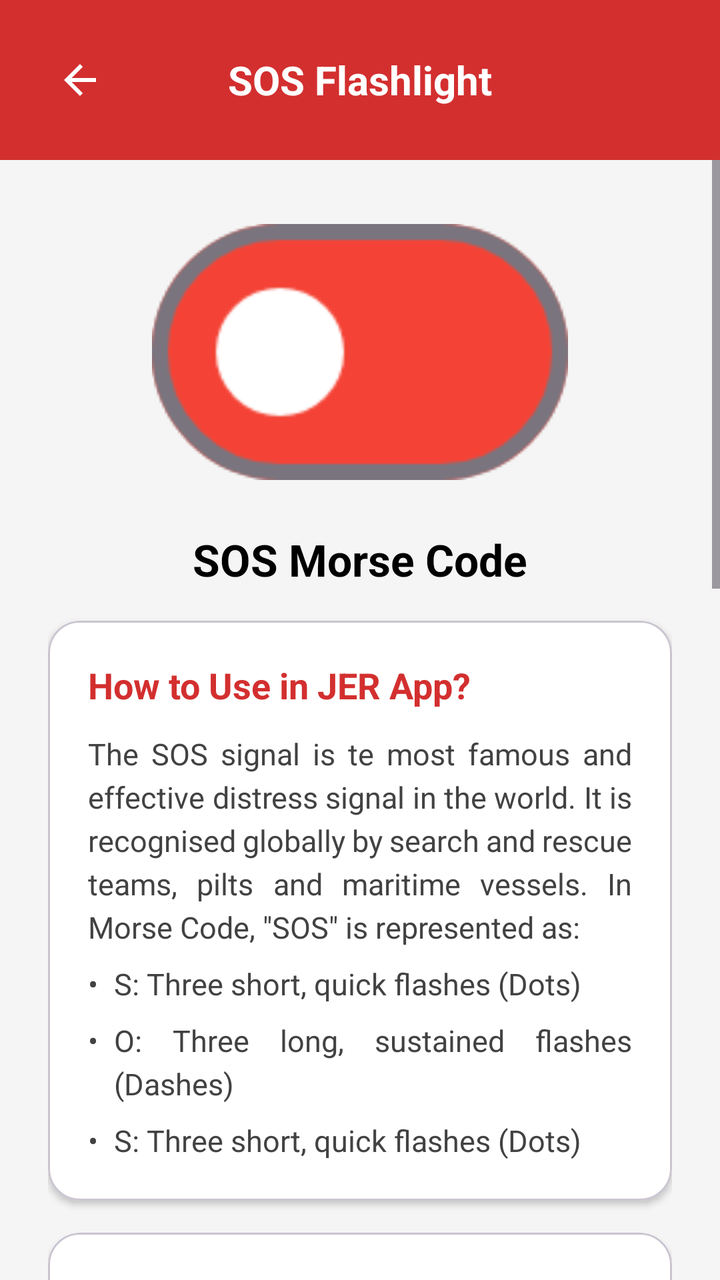
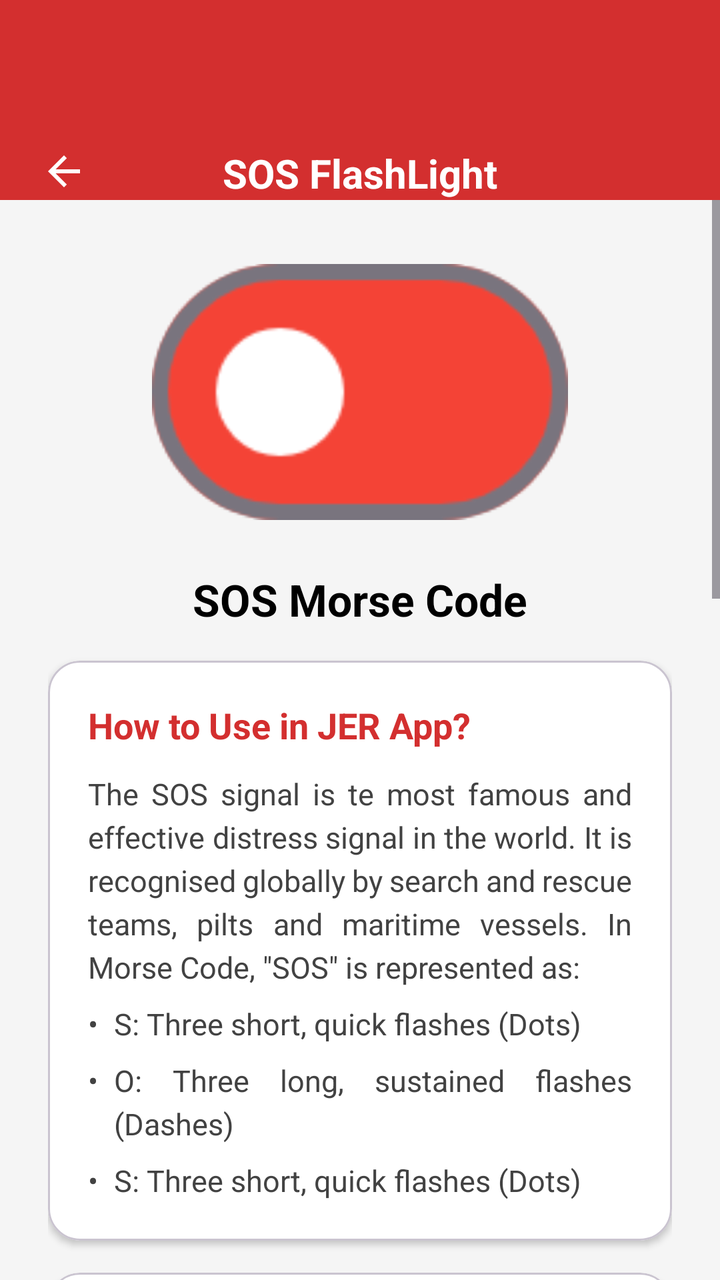

Screens rendered from an Android XML layout before and after an edit, with the pre-edit source and the edit as a unified diff.
<!-- AndroidManifest.xml: activity theme Theme.JERAPP -->
<!-- res/layout/activity_flashlight.xml -->
<?xml version="1.0" encoding="utf-8"?>
<LinearLayout
    xmlns:android="http://schemas.android.com/apk/res/android"
    xmlns:app="http://schemas.android.com/apk/res-auto"
    android:layout_width="match_parent"
    android:layout_height="match_parent"
    android:orientation="vertical"
    android:background="#F5F5F5">

    
    <RelativeLayout
        android:layout_width="match_parent"
        android:layout_height="80dp"
        android:background="@color/primary"
        android:paddingTop="20dp">
        <ImageButton
            android:id="@+id/btnBack"
            android:layout_width="48dp"
            android:layout_height="48dp"
            android:src="@drawable/ic_back"
            android:background="?attr/selectableItemBackgroundBorderless"
            android:layout_centerVertical="true"
            android:layout_marginStart="16dp" />
        <TextView
            android:layout_width="wrap_content"
            android:layout_height="wrap_content"
            android:text="SOS Flashlight"
            android:textColor="@color/white"
            android:textSize="20sp"
            android:textStyle="bold"
            android:layout_centerInParent="true" />
    </RelativeLayout>

    <ScrollView
        android:layout_width="match_parent"
        android:layout_height="match_parent">

        <LinearLayout
            android:layout_width="match_parent"
            android:layout_height="wrap_content"
            android:orientation="vertical"
            android:padding="24dp"
            android:gravity="center_horizontal">

            <com.google.android.material.materialswitch.MaterialSwitch
                android:id="@+id/switchFlashlight"
                android:layout_width="wrap_content"
                android:layout_height="wrap_content"
                android:layout_marginTop="48dp"
                android:scaleX="4"
                android:scaleY="4"
                app:thumbTint="@color/white"
                app:trackTint="@color/switch_track_selector"
                android:checked="false" />

            
            <TextView
                android:layout_width="match_parent"
                android:layout_height="wrap_content"
                android:layout_marginTop="65dp"
                android:gravity="center_horizontal"
                android:text="SOS Morse Code"
                android:textStyle="bold"
                android:textSize="22sp"
                android:textColor="@color/black" />

            <com.google.android.material.card.MaterialCardView
                android:layout_width="match_parent"
                android:layout_height="wrap_content"
                android:layout_marginTop="16dp"
                app:cardCornerRadius="16dp"
                app:cardElevation="2dp"
                app:cardBackgroundColor="@color/white">

                <LinearLayout
                    android:layout_width="match_parent"
                    android:layout_height="wrap_content"
                    android:orientation="vertical"
                    android:padding="20dp">

                    <TextView
                        android:layout_width="wrap_content"
                        android:layout_height="wrap_content"
                        android:text="How to Use in JER App?"
                        android:textColor="@color/primary"
                        android:textStyle="bold"
                        android:textSize="18sp" />

                    <TextView
                        android:layout_width="match_parent"
                        android:layout_height="wrap_content"
                        android:layout_marginTop="12dp"
                        android:text='The SOS signal is te most famous and effective distress signal in the world. It is recognised globally by search and rescue teams, pilts and maritime vessels. In Morse Code, "SOS" is represented as: '
                        android:justificationMode="inter_word"
                        android:textColor="#424242"
                        android:textSize="15sp"
                        android:lineSpacingExtra="4dp" />

                    <LinearLayout
                        android:layout_width="match_parent"
                        android:layout_height="wrap_content"
                        android:layout_marginTop="8dp"
                        android:orientation="horizontal">

                        <TextView
                            android:layout_width="wrap_content"
                            android:layout_height="wrap_content"
                            android:text="•"
                            android:paddingEnd="8dp"
                            android:textColor="#424242"
                            android:textSize="15sp" />

                        <TextView
                            android:layout_width="0dp"
                            android:layout_height="wrap_content"
                            android:layout_weight="1"
                            android:text="S: Three short, quick flashes (Dots)"
                            android:textColor="#424242"
                            android:justificationMode="inter_word"
                            android:textSize="15sp"
                            android:lineSpacingExtra="4dp" />
                    </LinearLayout>

                    <LinearLayout
                        android:layout_width="match_parent"
                        android:layout_height="wrap_content"
                        android:layout_marginTop="8dp"
                        android:orientation="horizontal">

                        <TextView
                            android:layout_width="wrap_content"
                            android:layout_height="wrap_content"
                            android:text="•"
                            android:paddingEnd="8dp"
                            android:textColor="#424242"
                            android:textSize="15sp" />

                        <TextView
                            android:layout_width="0dp"
                            android:layout_height="wrap_content"
                            android:layout_weight="1"
                            android:text="O: Three long, sustained flashes (Dashes)"
                            android:textColor="#424242"
                            android:justificationMode="inter_word"
                            android:textSize="15sp"
                            android:lineSpacingExtra="4dp" />
                    </LinearLayout>

                    <LinearLayout
                        android:layout_width="match_parent"
                        android:layout_height="wrap_content"
                        android:layout_marginTop="8dp"
                        android:orientation="horizontal">

                        <TextView
                            android:layout_width="wrap_content"
                            android:layout_height="wrap_content"
                            android:text="•"
                            android:paddingEnd="8dp"
                            android:textColor="#424242"
                            android:textSize="15sp" />

                        <TextView
                            android:layout_width="0dp"
                            android:layout_height="wrap_content"
                            android:layout_weight="1"
                            android:text="S: Three short, quick flashes (Dots)"
                            android:textColor="#424242"
                            android:justificationMode="inter_word"
                            android:textSize="15sp"
                            android:lineSpacingExtra="4dp" />
                    </LinearLayout>

                </LinearLayout>
            </com.google.android.material.card.MaterialCardView>

            <com.google.android.material.card.MaterialCardView
                android:layout_width="match_parent"
                android:layout_height="wrap_content"
                android:layout_marginTop="16dp"
                app:cardCornerRadius="16dp"
                app:cardElevation="2dp"
                app:cardBackgroundColor="@color/white">

                <LinearLayout
                    android:layout_width="match_parent"
                    android:layout_height="wrap_content"
                    android:orientation="vertical"
                    android:padding="20dp">

                    <TextView
                        android:layout_width="wrap_content"
                        android:layout_height="wrap_content"
                        android:text="How It Works?"
                        android:textColor="@color/primary"
                        android:textStyle="bold"
                        android:textSize="18sp" />

                    <TextView
                        android:layout_width="match_parent"
                        android:layout_height="wrap_content"
                        android:layout_marginTop="12dp"
                        android:text='The SOS signal is te most famous and effective distress signal in the world. It is recognised globally by search and rescue teams, pilts and maritime vessels. In Morse Code, "SOS" is represented as: '
                        android:justificationMode="inter_word"
                        android:textColor="#424242"
                        android:textSize="15sp"
                        android:lineSpacingExtra="4dp" />

                    <LinearLayout
                        android:layout_width="match_parent"
                        android:layout_height="wrap_content"
                        android:layout_marginTop="8dp"
                        android:orientation="horizontal">

                        <TextView
                            android:layout_width="wrap_content"
                            android:layout_height="wrap_content"
                            android:text="•"
                            android:paddingEnd="8dp"
                            android:textColor="#424242"
                            android:textSize="15sp" />

                        <TextView
                            android:layout_width="0dp"
                            android:layout_height="wrap_content"
                            android:layout_weight="1"
                            android:text="S: Three short, quick flashes (Dots)"
                            android:textColor="#424242"
                            android:justificationMode="inter_word"
                            android:textSize="15sp"
                            android:lineSpacingExtra="4dp" />
                    </LinearLayout>

                    <LinearLayout
                        android:layout_width="match_parent"
                        android:layout_height="wrap_content"
                        android:layout_marginTop="8dp"
                        android:orientation="horizontal">

                        <TextView
                            android:layout_width="wrap_content"
                            android:layout_height="wrap_content"
                            android:text="•"
                            android:paddingEnd="8dp"
                            android:textColor="#424242"
                            android:textSize="15sp" />

                        <TextView
                            android:layout_width="0dp"
                            android:layout_height="wrap_content"
                            android:layout_weight="1"
                            android:text="O: Three long, sustained flashes (Dashes)"
                            android:textColor="#424242"
                            android:justificationMode="inter_word"
                            android:textSize="15sp"
                            android:lineSpacingExtra="4dp" />
                    </LinearLayout>

                    <LinearLayout
                        android:layout_width="match_parent"
                        android:layout_height="wrap_content"
                        android:layout_marginTop="8dp"
                        android:orientation="horizontal">

                        <TextView
                            android:layout_width="wrap_content"
                            android:layout_height="wrap_content"
                            android:text="•"
                            android:paddingEnd="8dp"
                            android:textColor="#424242"
                            android:textSize="15sp" />

                        <TextView
                            android:layout_width="0dp"
                            android:layout_height="wrap_content"
                            android:layout_weight="1"
                            android:text="S: Three short, quick flashes (Dots)"
                            android:textColor="#424242"
                            android:justificationMode="inter_word"
                            android:textSize="15sp"
                            android:lineSpacingExtra="4dp" />
                    </LinearLayout>

                </LinearLayout>
            </com.google.android.material.card.MaterialCardView>

            <com.google.android.material.card.MaterialCardView
                android:layout_width="match_parent"
                android:layout_height="wrap_content"
                android:layout_marginTop="16dp"
                app:cardCornerRadius="16dp"
                app:cardElevation="2dp"
                app:cardBackgroundColor="@color/white">

                <LinearLayout
                    android:layout_width="match_parent"
                    android:layout_height="wrap_content"
                    android:orientation="vertical"
                    android:padding="20dp">

                    <TextView
                        android:layout_width="wrap_content"
                        android:layout_height="wrap_content"
                        android:text="Why This Tool is Important?"
                        android:textColor="@color/primary"
                        android:textStyle="bold"
                        android:textSize="18sp" />

                    <TextView
                        android:layout_width="match_parent"
                        android:layout_height="wrap_content"
                        android:layout_marginTop="12dp"
                        android:text='The SOS signal is te most famous and effective distress signal in the world. It is recognised globally by search and rescue teams, pilts and maritime vessels. In Morse Code, "SOS" is represented as: '
                        android:justificationMode="inter_word"
                        android:textColor="#424242"
                        android:textSize="15sp"
                        android:lineSpacingExtra="4dp" />

                    <LinearLayout
                        android:layout_width="match_parent"
                        android:layout_height="wrap_content"
                        android:layout_marginTop="8dp"
                        android:orientation="horizontal">

                        <TextView
                            android:layout_width="wrap_content"
                            android:layout_height="wrap_content"
                            android:text="•"
                            android:paddingEnd="8dp"
                            android:textColor="#424242"
                            android:textSize="15sp" />

                        <TextView
                            android:layout_width="0dp"
                            android:layout_height="wrap_content"
                            android:layout_weight="1"
                            android:text="S: Three short, quick flashes (Dots)"
                            android:textColor="#424242"
                            android:justificationMode="inter_word"
                            android:textSize="15sp"
                            android:lineSpacingExtra="4dp" />
                    </LinearLayout>

                    <LinearLayout
                        android:layout_width="match_parent"
                        android:layout_height="wrap_content"
                        android:layout_marginTop="8dp"
                        android:orientation="horizontal">

                        <TextView
                            android:layout_width="wrap_content"
                            android:layout_height="wrap_content"
                            android:text="•"
                            android:paddingEnd="8dp"
                            android:textColor="#424242"
                            android:textSize="15sp" />

                        <TextView
                            android:layout_width="0dp"
                            android:layout_height="wrap_content"
                            android:layout_weight="1"
                            android:text="O: Three long, sustained flashes (Dashes)"
                            android:textColor="#424242"
                            android:justificationMode="inter_word"
                            android:textSize="15sp"
                            android:lineSpacingExtra="4dp" />
                    </LinearLayout>

                    <LinearLayout
                        android:layout_width="match_parent"
                        android:layout_height="wrap_content"
                        android:layout_marginTop="8dp"
                        android:orientation="horizontal">

                        <TextView
                            android:layout_width="wrap_content"
                            android:layout_height="wrap_content"
                            android:text="•"
                            android:paddingEnd="8dp"
                            android:textColor="#424242"
                            android:textSize="15sp" />

                        <TextView
                            android:layout_width="0dp"
                            android:layout_height="wrap_content"
                            android:layout_weight="1"
                            android:text="S: Three short, quick flashes (Dots)"
                            android:textColor="#424242"
                            android:justificationMode="inter_word"
                            android:textSize="15sp"
                            android:lineSpacingExtra="4dp" />
                    </LinearLayout>

                </LinearLayout>
            </com.google.android.material.card.MaterialCardView>

            <com.google.android.material.card.MaterialCardView
                android:layout_width="match_parent"
                android:layout_height="wrap_content"
                android:layout_marginTop="16dp"
                app:cardCornerRadius="16dp"
                app:cardElevation="2dp"
                app:cardBackgroundColor="@color/white">

                <LinearLayout
                    android:layout_width="match_parent"
                    android:layout_height="wrap_content"
                    android:orientation="vertical"
                    android:padding="20dp">

                    <TextView
                        android:layout_width="wrap_content"
                        android:layout_height="wrap_content"
                        android:text="When to Use It?"
                        android:textColor="@color/primary"
                        android:textStyle="bold"
                        android:textSize="18sp" />

                    <TextView
                        android:layout_width="match_parent"
                        android:layout_height="wrap_content"
                        android:layout_marginTop="12dp"
                        android:text='The SOS signal is te most famous and effective distress signal in the world. It is recognised globally by search and rescue teams, pilts and maritime vessels. In Morse Code, "SOS" is represented as: '
                        android:justificationMode="inter_word"
                        android:textColor="#424242"
                        android:textSize="15sp"
                        android:lineSpacingExtra="4dp" />

                    <LinearLayout
                        android:layout_width="match_parent"
                        android:layout_height="wrap_content"
                        android:layout_marginTop="8dp"
                        android:orientation="horizontal">

                        <TextView
                            android:layout_width="wrap_content"
                            android:layout_height="wrap_content"
                            android:text="•"
                            android:paddingEnd="8dp"
                            android:textColor="#424242"
                            android:textSize="15sp" />

                        <TextView
                            android:layout_width="0dp"
                            android:layout_height="wrap_content"
                            android:layout_weight="1"
                            android:text="S: Three short, quick flashes (Dots)"
                            android:textColor="#424242"
                            android:justificationMode="inter_word"
                            android:textSize="15sp"
                            android:lineSpacingExtra="4dp" />
                    </LinearLayout>

                    <LinearLayout
                        android:layout_width="match_parent"
                        android:layout_height="wrap_content"
                        android:layout_marginTop="8dp"
                        android:orientation="horizontal">

                        <TextView
                            android:layout_width="wrap_content"
                            android:layout_height="wrap_content"
                            android:text="•"
                            android:paddingEnd="8dp"
                            android:textColor="#424242"
                            android:textSize="15sp" />

                        <TextView
                            android:layout_width="0dp"
                            android:layout_height="wrap_content"
                            android:layout_weight="1"
                            android:text="O: Three long, sustained flashes (Dashes)"
                            android:textColor="#424242"
                            android:justificationMode="inter_word"
                            android:textSize="15sp"
                            android:lineSpacingExtra="4dp" />
                    </LinearLayout>

                    <LinearLayout
                        android:layout_width="match_parent"
                        android:layout_height="wrap_content"
                        android:layout_marginTop="8dp"
                        android:orientation="horizontal">

                        <TextView
                            android:layout_width="wrap_content"
                            android:layout_height="wrap_content"
                            android:text="•"
                            android:paddingEnd="8dp"
                            android:textColor="#424242"
                            android:textSize="15sp" />

                        <TextView
                            android:layout_width="0dp"
                            android:layout_height="wrap_content"
                            android:layout_weight="1"
                            android:text="S: Three short, quick flashes (Dots)"
                            android:textColor="#424242"
                            android:justificationMode="inter_word"
                            android:textSize="15sp"
                            android:lineSpacingExtra="4dp" />
                    </LinearLayout>

                </LinearLayout>
            </com.google.android.material.card.MaterialCardView>

        </LinearLayout>
    </ScrollView>
</LinearLayout>
<!-- resources referenced by this layout -->
<resources>
  <color name="black">#000000</color>
  <color name="primary">#D32F2F</color>
  <color name="white">#FFFFFF</color>
  <!-- drawable ic_back (drawable) -->
  <vector
      xmlns:android="http://schemas.android.com/apk/res/android"
      android:autoMirrored="true"
      android:height="24dp"
      android:tint="#FFFFFF"
      android:viewportHeight="24"
      android:viewportWidth="24"
      android:width="24dp">
        
      <path
          android:fillColor="@android:color/white"
          android:pathData="M20,11H7.83l5.59,-5.59L12,4l-8,8 8,8 1.41,-1.41L7.83,13H20v-2z"/>
      
  </vector>
  <style name="Theme.JERAPP" parent="Theme.Material3.DayNight.NoActionBar">
          
          <item name="colorPrimary">@color/primary</item>
          <item name="android:statusBarColor">@color/primary</item>
  
          
          <item name="android:windowLightStatusBar">false</item>
  
          
          <item name="android:navigationBarColor">@color/background</item>
          <item name="android:windowLightNavigationBar">true</item>
      </style>
  <color name="background">#FFFBFF</color>
</resources>

<!-- the commit's change to res/layout/activity_flashlight.xml (unified diff, before → after) -->
@@ -10,25 +10,30 @@
     
     <RelativeLayout
         android:layout_width="match_parent"
-        android:layout_height="80dp"
-        android:background="@color/primary"
-        android:paddingTop="20dp">
+        android:layout_height="100dp"
+        android:fitsSystemWindows="true"
+        android:background="@color/primary">
+
         <ImageButton
             android:id="@+id/btnBack"
             android:layout_width="48dp"
             android:layout_height="48dp"
+            android:layout_alignParentBottom="true"
+            android:layout_marginBottom="-10dp"
+            android:layout_marginStart="8dp"
+            android:background="?attr/selectableItemBackgroundBorderless"
             android:src="@drawable/ic_back"
-            android:background="?attr/selectableItemBackgroundBorderless"
-            android:layout_centerVertical="true"
-            android:layout_marginStart="16dp" />
+            app:tint="@color/white" />
+
         <TextView
             android:layout_width="wrap_content"
             android:layout_height="wrap_content"
-            android:text="SOS Flashlight"
+            android:layout_centerHorizontal="true"
+            android:layout_alignParentBottom="true"
+            android:text="SOS FlashLight"
             android:textColor="@color/white"
             android:textSize="20sp"
-            android:textStyle="bold"
-            android:layout_centerInParent="true" />
+            android:textStyle="bold" />
     </RelativeLayout>
 
     <ScrollView
